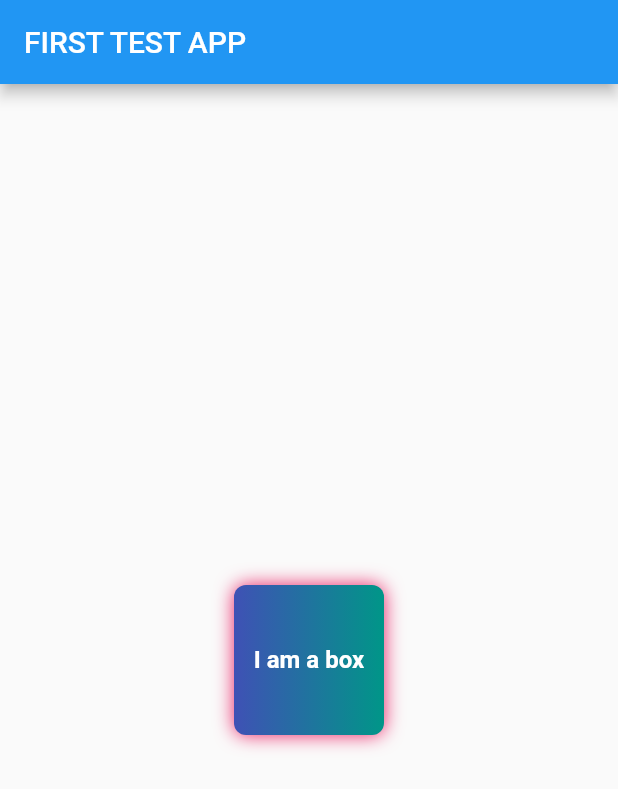
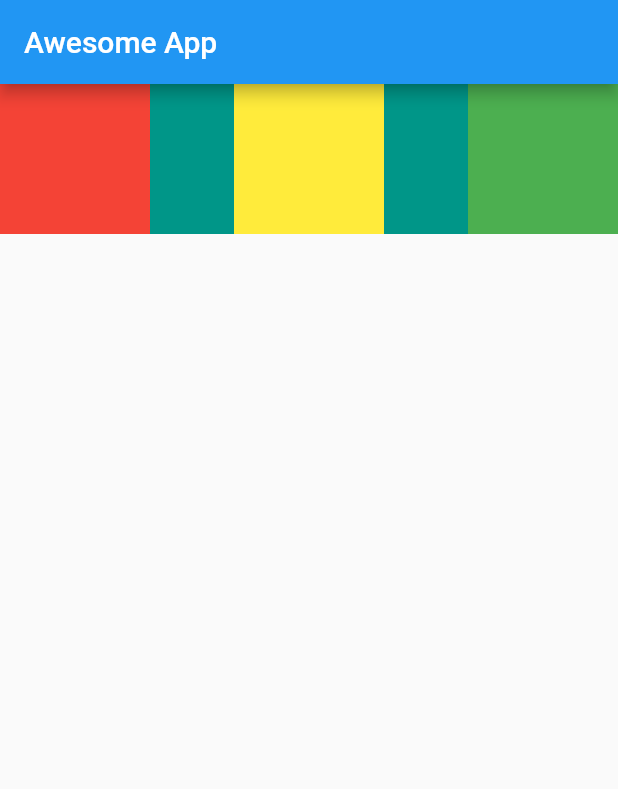
Before and after one commit to vishalpandey-9891/flutter, a Flutter app: the screen it shows after launch, on a phone screen of 412 x 824 dp. Shown: the top 789 px of the screen. Run offline on Flutter 3.47's test engine with Material 2 defaults, Android fonts, the phone set to English and light mode, and no system bars.

Commit message:
FLUTTER CHAPTER3 COMPLETED

```diff
--- a/lib/main.dart
+++ b/lib/main.dart
@@ -2,8 +2,7 @@ import 'package:flutter/widgets.dart';
 import 'package:flutter/material.dart';
 import 'package:flutter/cupertino.dart';
 
-// this is chapter 2 here we learned about how to most powerful widget - text widgets in
-// flutter application
+// this is chapter 3 here we learned about how to use row & column  widgets - in flutter application
 void main() {
 // runApp() app in flutter to starting point of any application
 // 1)WidgetApp() 2)CupertinoApp  () 3)MaterialApp()
@@ -19,36 +18,37 @@ class HomePage extends StatelessWidget {
   Widget build(BuildContext context) {
     return Scaffold(
       appBar: AppBar(
-        title: Text("FIRST TEST APP"),
+        title: Text("Awesome App"),
       ),
-      body: Center(
-        child: Container(
-          padding: const EdgeInsets.all(8),
-          width: 100,
-          height: 100,
-          clipBehavior: Clip.antiAlias,
-          alignment: Alignment.center,
-          decoration: BoxDecoration(
+      body: Container(
+        height: 100,
+        color: Colors.teal,
+        child: Row(
+          mainAxisAlignment: MainAxisAlignment.spaceBetween,
+          crossAxisAlignment: CrossAxisAlignment.stretch,
+          children: <Widget>[
+            Container(
+              padding: const EdgeInsets.all(8),
+              width: 100,
+              height: 100,
               color: Colors.red,
-              shape: BoxShape.rectangle,
-              boxShadow: [
-                BoxShadow(
-                  color: Colors.pink,
-                  blurRadius: 10,
-                )
-              ],
-              gradient: LinearGradient(colors: [
-                Colors.indigo,
-                Colors.teal,
-              ]),
-              borderRadius: BorderRadius.circular(8)),
-          child: Text("I am a box",
-              textAlign: TextAlign.center,
-              style: TextStyle(
-                fontSize: 16,
-                color: Colors.white,
-                fontWeight: FontWeight.bold,
-              )),
+              alignment: Alignment.center,
+            ),
+            Container(
+              padding: const EdgeInsets.all(8),
+              width: 100,
+              height: 100,
+              color: Colors.yellow,
+              alignment: Alignment.center,
+            ),
+            Container(
+              padding: const EdgeInsets.all(8),
+              width: 100,
+              height: 100,
+              color: Colors.green,
+              alignment: Alignment.center,
+            ),
+          ],
         ),
       ),
     );
```
